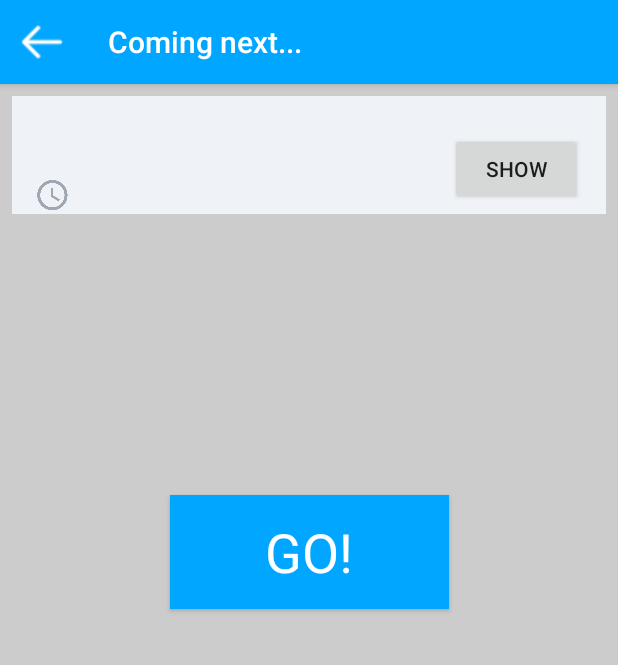
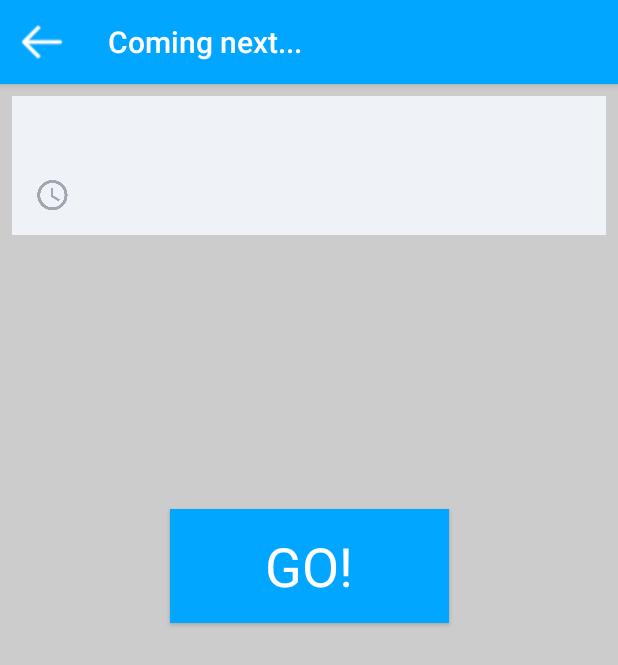
Before and after one commit to agh-pum-2017/pocket-trainer, an Android app: the UpcomingActivity screen opened directly, with no data from a screen before it, on a phone screen of 412 x 824 dp. Shown: the top 665 px of the screen. Run offline under Robolectric (Android 15) with nearby library versions, the phone set to English and light mode, and no system bars; Roboto replaces fonts that are not available here; 7 statements that could not run were skipped.

Commit message:
Remove show button on upcoming

```diff
--- a/app/src/main/java/pl/edu/agh/pockettrainer/ui/activities/UpcomingActivity.java
+++ b/app/src/main/java/pl/edu/agh/pockettrainer/ui/activities/UpcomingActivity.java
@@ -17,7 +17,6 @@ import java.io.File;
 
 import pl.edu.agh.pockettrainer.R;
 import pl.edu.agh.pockettrainer.program.domain.Exercise;
-import pl.edu.agh.pockettrainer.program.domain.actions.Action;
 import pl.edu.agh.pockettrainer.program.domain.actions.Recovery;
 import pl.edu.agh.pockettrainer.program.domain.actions.RepsAction;
 import pl.edu.agh.pockettrainer.program.domain.actions.TimedAction;
@@ -61,9 +60,6 @@ public class UpcomingActivity extends AppCompatActivity {
         final ImageView iconView = findViewById(R.id.upcoming_action_icon);
         final TextView title = findViewById(R.id.upcoming_action_title);
         final TextView label = findViewById(R.id.upcoming_action_label);
-        final TextView button = findViewById(R.id.upcoming_action_button_show);
-
-        button.setVisibility(View.VISIBLE);
 
         if (pointedAction.isTimedAction()) {
             final TimedAction timedAction = (TimedAction) pointedAction.action;
@@ -84,13 +80,11 @@ public class UpcomingActivity extends AppCompatActivity {
             iconView.setImageResource(R.drawable.ic_watch);
             title.setText("Timed recovery");
             label.setText(timedRecovery.getSeconds() + " seconds");
-            button.setVisibility(View.INVISIBLE);
         } else if (pointedAction.isRecoveryAction()) {
             final Recovery recovery = (Recovery) pointedAction.action;
             iconView.setImageResource(R.drawable.ic_reps);
             title.setText("Recovery");
             label.setText("");
-            button.setVisibility(View.INVISIBLE);
         }
     }
 
@@ -102,11 +96,6 @@ public class UpcomingActivity extends AppCompatActivity {
                 return true;
         }
         return super.onOptionsItemSelected(item);
-    }
-
-    public void onShowButtonClick(View view) {
-        // TODO show exercise details (fragment of program details?)
-        // state.navigator.navigateTo();
     }
 
     public void onGoButtonClick(View view) {
--- a/app/src/main/res/layout/activity_upcoming.xml
+++ b/app/src/main/res/layout/activity_upcoming.xml
@@ -50,8 +50,10 @@
             android:id="@+id/upcoming_action_icon"
             android:layout_width="22dp"
             android:layout_height="21dp"
+            android:layout_marginBottom="16dp"
             android:layout_marginStart="16dp"
             android:layout_marginTop="8dp"
+            app:layout_constraintBottom_toBottomOf="parent"
             app:layout_constraintStart_toStartOf="parent"
             app:layout_constraintTop_toBottomOf="@+id/upcoming_action_title"
             app:srcCompat="@drawable/ic_watch" />
@@ -66,19 +68,6 @@
             app:layout_constraintBottom_toBottomOf="@+id/upcoming_action_icon"
             app:layout_constraintStart_toEndOf="@+id/upcoming_action_icon"
             app:layout_constraintTop_toTopOf="@+id/upcoming_action_icon" />
-
-        <Button
-            android:id="@+id/upcoming_action_button_show"
-            android:layout_width="wrap_content"
-            android:layout_height="wrap_content"
-            android:layout_marginBottom="8dp"
-            android:layout_marginEnd="16dp"
-            android:layout_marginTop="8dp"
-            android:onClick="onShowButtonClick"
-            android:text="@string/show"
-            app:layout_constraintBottom_toBottomOf="@+id/upcoming_action_label"
-            app:layout_constraintEnd_toEndOf="parent"
-            app:layout_constraintTop_toTopOf="@+id/upcoming_action_title" />
 
     </android.support.constraint.ConstraintLayout>
 
```
